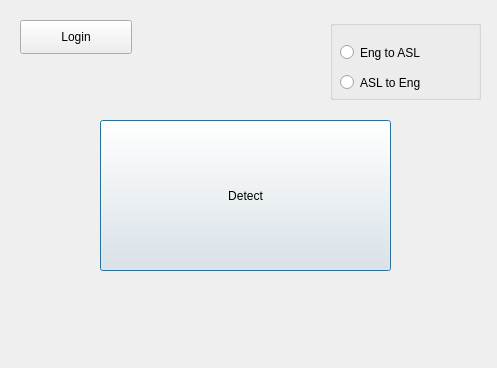
vivek3141/CommunicationForDeaf, file detect.ui: the form before one commit.
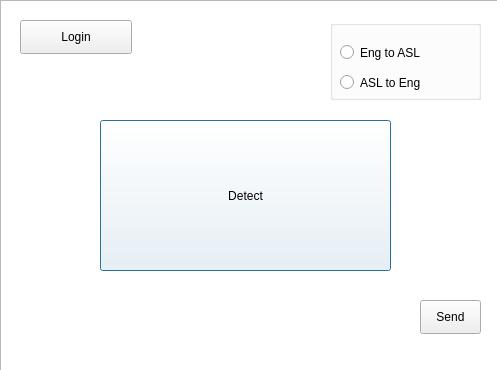
The form after the commit. Icons and pictures are not drawn.

The edit to the form file:
```diff
--- a/detect.ui
+++ b/detect.ui
@@ -7,12 +7,15 @@
     <x>0</x>
     <y>0</y>
     <width>497</width>
-    <height>368</height>
+    <height>370</height>
    </rect>
   </property>
   <property name="windowTitle">
    <string>Detect</string>
   </property>
+  <property name="styleSheet">
+   <string notr="true"/>
+  </property>
   <widget class="QGroupBox" name="groupBox">
    <property name="geometry">
     <rect>
@@ -61,6 +64,9 @@
      <height>151</height>
     </rect>
    </property>
+   <property name="styleSheet">
+    <string notr="true">background-color: rgb(255, 255, 255);</string>
+   </property>
    <property name="text">
     <string>Detect</string>
    </property>
@@ -83,7 +89,7 @@
     <rect>
      <x>40</x>
      <y>300</y>
-     <width>421</width>
+     <width>351</width>
      <height>41</height>
     </rect>
    </property>
@@ -91,6 +97,41 @@
     <string/>
    </property>
   </widget>
+  <widget class="QPushButton" name="pb_send">
+   <property name="enabled">
+    <bool>true</bool>
+   </property>
+   <property name="geometry">
+    <rect>
+     <x>420</x>
+     <y>300</y>
+     <width>61</width>
+     <height>34</height>
+    </rect>
+   </property>
+   <property name="text">
+    <string>Send</string>
+   </property>
+  </widget>
+  <widget class="QGraphicsView" name="graphicsView">
+   <property name="geometry">
+    <rect>
+     <x>0</x>
+     <y>0</y>
+     <width>501</width>
+     <height>371</height>
+    </rect>
+   </property>
+   <property name="styleSheet">
+    <string notr="true">border-image: url(:/newPrefix/back.jpg) 0 0 0 0 stretch stretch;</string>
+   </property>
+  </widget>
+  <zorder>graphicsView</zorder>
+  <zorder>groupBox</zorder>
+  <zorder>pb_detect</zorder>
+  <zorder>pb_login</zorder>
+  <zorder>label</zorder>
+  <zorder>pb_send</zorder>
  </widget>
  <resources/>
  <connections/>
```
Left out of the diff: 4 changed lines with no effect on the pictures.
